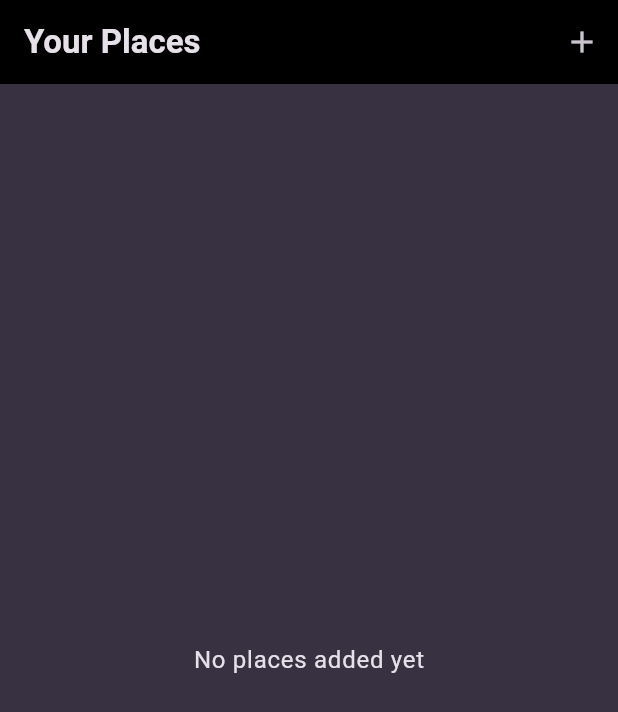
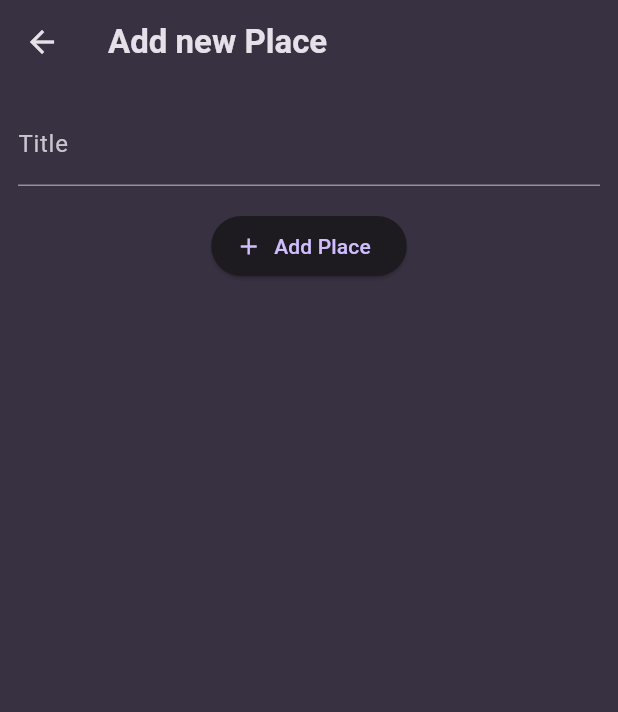
Before and after one commit to stefanobianda/FavoritePlaces, a Flutter app: the screen it shows after launch, after a tap on the "add" icon, on a phone screen of 412 x 824 dp. Shown: the top 712 px of the screen. Run offline on Flutter 3.47's test engine with Material 3 defaults, Android fonts, the phone set to English and light mode, and no system bars; our stand-ins replace flutter_riverpod, google_fonts.

Commit message:
implement the logic for adding new place using riverpod

```diff
--- a/lib/providers/user_places.dart
+++ b/lib/providers/user_places.dart
@@ -1,5 +1,5 @@
 import 'package:favorite_places/models/place.dart';
-import 'package:riverpod/riverpod.dart';
+import 'package:flutter_riverpod/flutter_riverpod.dart';
 
 class UserPlacesNotifier extends StateNotifier<List<Place>> {
   UserPlacesNotifier() : super(const []);
@@ -14,6 +14,7 @@ class UserPlacesNotifier extends StateNotifier<List<Place>> {
   }
 }
 
-final userPlaceProvider = StateNotifierProvider(
+final userPlaceProvider =
+    StateNotifierProvider<UserPlacesNotifier, List<Place>>(
   (ref) => UserPlacesNotifier(),
 );
--- a/lib/screens/add_place.dart
+++ b/lib/screens/add_place.dart
@@ -0,0 +1,64 @@
+import 'package:favorite_places/providers/user_places.dart';
+import 'package:flutter/material.dart';
+import 'package:flutter_riverpod/flutter_riverpod.dart';
+
+class AddPlaceScreen extends ConsumerStatefulWidget {
+  const AddPlaceScreen({super.key});
+
+  @override
+  ConsumerState<AddPlaceScreen> createState() {
+    return _AddPlaceScreenState();
+  }
+}
+
+class _AddPlaceScreenState extends ConsumerState<AddPlaceScreen> {
+  final _titleController = TextEditingController();
+
+  void _savePlace() {
+    final enteredText = _titleController.text;
+    if (enteredText.isEmpty) {
+      return;
+    }
+
+    ref.read(userPlaceProvider.notifier).addPlace(enteredText);
+
+    Navigator.pop(context);
+  }
+
+  @override
+  void dispose() {
+    _titleController.dispose();
+    super.dispose();
+  }
+
+  @override
+  Widget build(BuildContext context) {
+    return Scaffold(
+      appBar: AppBar(
+        title: const Text('Add new Place'),
+      ),
+      body: SingleChildScrollView(
+        padding: const EdgeInsets.all(12),
+        child: Column(
+          children: [
+            TextField(
+              decoration: const InputDecoration(labelText: 'Title'),
+              controller: _titleController,
+              style: TextStyle(
+                color: Theme.of(context).colorScheme.onSurface,
+              ),
+            ),
+            const SizedBox(
+              height: 16,
+            ),
+            ElevatedButton.icon(
+              onPressed: _savePlace,
+              icon: const Icon(Icons.add),
+              label: const Text('Add Place'),
+            )
+          ],
+        ),
+      ),
+    );
+  }
+}
--- a/lib/screens/places.dart
+++ b/lib/screens/places.dart
@@ -1,23 +1,30 @@
+import 'package:favorite_places/providers/user_places.dart';
+import 'package:favorite_places/screens/add_place.dart';
 import 'package:favorite_places/widgets/places_list.dart';
 import 'package:flutter/material.dart';
+import 'package:flutter_riverpod/flutter_riverpod.dart';
 
-class PlacesScreen extends StatelessWidget {
+class PlacesScreen extends ConsumerWidget {
   const PlacesScreen({super.key});
 
   @override
-  Widget build(BuildContext context) {
+  Widget build(BuildContext context, WidgetRef ref) {
+    final userPlaces = ref.watch(userPlaceProvider);
     return Scaffold(
       appBar: AppBar(
         title: const Text('Your Places'),
         backgroundColor: Colors.black,
         actions: [
           IconButton(
-            onPressed: () {},
+            onPressed: () {
+              Navigator.push(context,
+                  MaterialPageRoute(builder: (ctx) => const AddPlaceScreen()));
+            },
             icon: const Icon(Icons.add),
           ),
         ],
       ),
-      body: const PlacesList(places: []),
+      body: PlacesList(places: userPlaces),
     );
   }
 }
```
